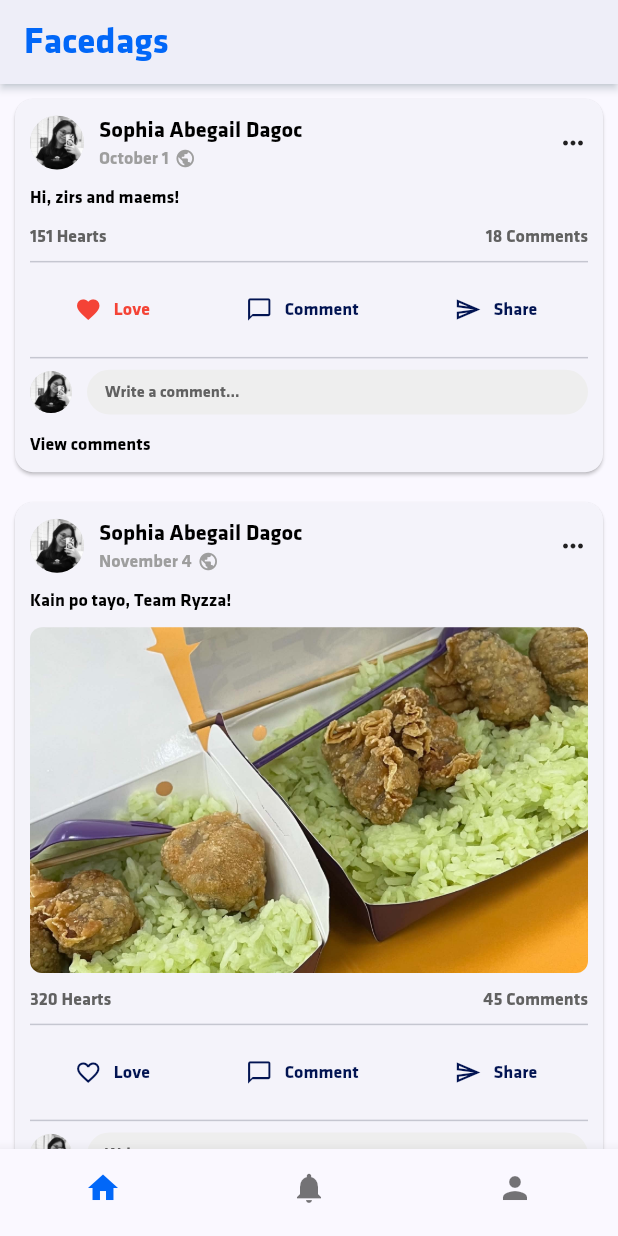
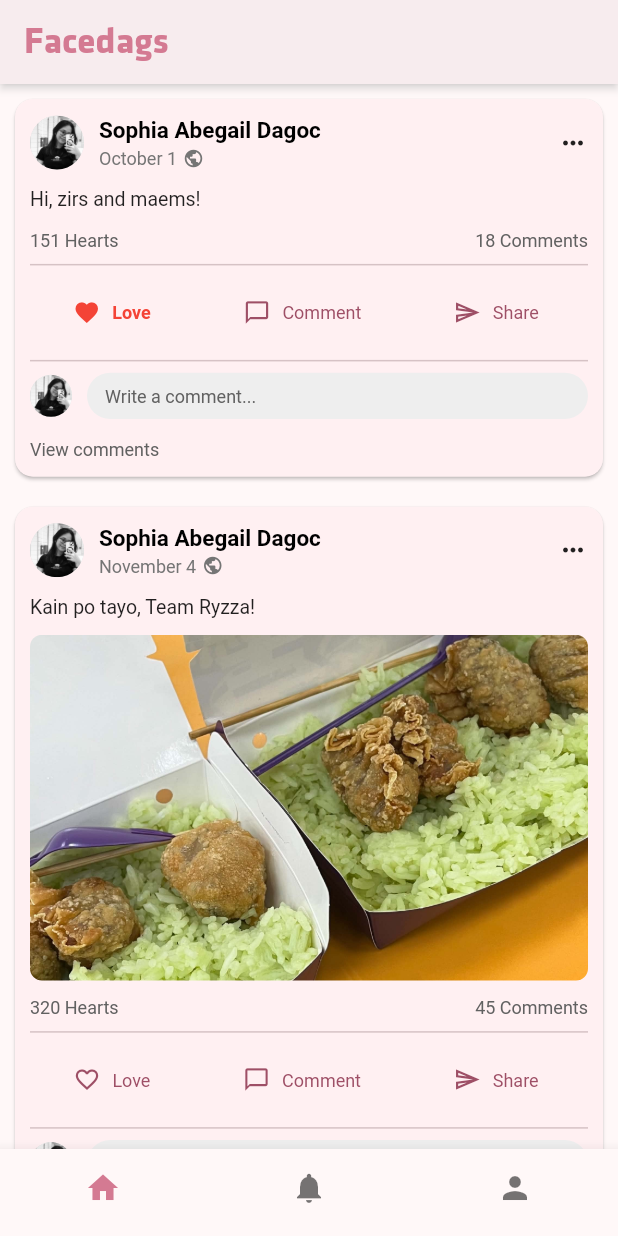
Before and after one commit to abdagoc3-bit/dagoc_mobprog, a Flutter app: the screen it shows after launch, after a tap on "Love", on a phone screen of 412 x 824 dp. Run offline on Flutter 3.47's test engine with Material 3 defaults, Android fonts, the phone set to English and light mode, and no system bars; our stand-ins replace flutter_screenutil.

Commit message:
Lab Activity 2: update font weights and colors

```diff
--- a/dagoc_mobprog/lib/constants.dart
+++ b/dagoc_mobprog/lib/constants.dart
@@ -4,8 +4,8 @@ import 'package:flutter/material.dart';
 
 const String APP_NAME = 'Facedags';
 
-const Color FB_PRIMARY = Color(0xFF0167f8);
-const Color FB_SECONDARY = Color(0xFF003bb3);
-const Color FB_DARK_PRIMARY = Color(0xFF021452);
-const Color FB_LIGHT_PRIMARY = Color(0xFF74b7fb);
-const Color FB_TEXT_COLOR_WHITE = Color(0xFFe0f0fd);
+const Color FB_PRIMARY = Color(0xFFD47A92);
+const Color FB_SECONDARY = Color(0xFFEBC2CC);
+const Color FB_DARK_PRIMARY = Color(0xFF9E4F66);
+const Color FB_LIGHT_PRIMARY = Color(0xFFFAF4F5);
+const Color FB_TEXT_COLOR_WHITE = Color(0xFFFFFFFF);
--- a/dagoc_mobprog/lib/screens/home_screen.dart
+++ b/dagoc_mobprog/lib/screens/home_screen.dart
@@ -24,6 +24,13 @@ class _HomeScreenState extends State<HomeScreen> {
     super.dispose();
   }
 
+  void _onTappedBar(int value) {
+    setState(() {
+      _selectedIndex = value;
+    });
+    _pageController.jumpToPage(value);
+  }
+
   @override
   Widget build(BuildContext context) {
     final bool isHome = _selectedIndex == 0;
@@ -34,35 +41,36 @@ class _HomeScreenState extends State<HomeScreen> {
         elevation: 2,
         title: CustomText(
           text: _titles[_selectedIndex],
-          fontSize: ScreenUtil().setSp(isHome ? 25 : 20),
-          color: isHome ? FB_PRIMARY : Colors.black,
-          fontFamily: isHome ? 'Klavika' : 'Frutiger',
-          fontWeight: isHome ? FontWeight.normal : FontWeight.bold,
+          fontSize: 25.sp,
+          color: FB_PRIMARY,
+          fontFamily: isHome ? 'Klavika' : null,
+          fontWeight: FontWeight.bold,
         ),
       ),
       body: PageView(
         controller: _pageController,
+        onPageChanged: (page) {
+          setState(() {
+            _selectedIndex = page;
+          });
+        },
         children: <Widget>[
           const NewsFeedScreen(),
           const NotificationScreen(),
           Center(
             child: CustomText(
               text: 'Profile',
-              fontSize: ScreenUtil().setSp(16),
+              fontSize: 16.sp,
               color: Colors.black,
             ),
           ),
         ],
-        onPageChanged: (page) {
-          setState(() {
-            _selectedIndex = page;
-          });
-        },
       ),
-
       bottomNavigationBar: BottomNavigationBar(
         showSelectedLabels: false,
         showUnselectedLabels: false,
+        currentIndex: _selectedIndex,
+        selectedItemColor: FB_PRIMARY,
         onTap: _onTappedBar,
         items: const [
           BottomNavigationBarItem(icon: Icon(Icons.home), label: 'Home'),
@@ -72,16 +80,7 @@ class _HomeScreenState extends State<HomeScreen> {
           ),
           BottomNavigationBarItem(icon: Icon(Icons.person), label: 'Profile'),
         ],
-        selectedItemColor: FB_PRIMARY,
-        currentIndex: _selectedIndex,
       ),
     );
   }
-
-  void _onTappedBar(int value) {
-    setState(() {
-      _selectedIndex = value;
-    });
-    _pageController.jumpToPage(value);
-  }
 }
--- a/dagoc_mobprog/lib/widgets/custom_text.dart
+++ b/dagoc_mobprog/lib/widgets/custom_text.dart
@@ -6,7 +6,7 @@ class CustomText extends StatelessWidget {
     required this.text,
     required this.fontSize,
     required this.color,
-    this.fontFamily = 'Klavika',
+    this.fontFamily,
     this.fontWeight = FontWeight.normal,
     this.textAlign = TextAlign.left,
     this.letterSpacing = 0,
@@ -20,7 +20,7 @@ class CustomText extends StatelessWidget {
   final Color color;
   final FontWeight fontWeight;
   final TextAlign textAlign;
-  final String fontFamily;
+  final String? fontFamily;
   final FontStyle fontStyle;
   final int? maxLines;
   final TextOverflow? overflow;
--- a/dagoc_mobprog/lib/widgets/newsfeed_card.dart
+++ b/dagoc_mobprog/lib/widgets/newsfeed_card.dart
@@ -87,12 +87,13 @@ class _NewsFeedCardState extends State<NewsFeedCard> {
                           CustomText(
                             text: widget.date,
                             fontSize: 12.sp,
-                            color: Colors.grey,
+                            color: Colors.grey[600]!,
+                            fontWeight: FontWeight.normal,
                           ),
                           SizedBox(width: 4.w),
                           Icon(
                             Icons.public,
-                            color: Colors.grey,
+                            color: Colors.grey[600],
                             size: 14.sp,
                           ),
                         ],
@@ -107,8 +108,9 @@ class _NewsFeedCardState extends State<NewsFeedCard> {
 
             CustomText(
               text: widget.postContent,
-              fontSize: 12.sp,
-              color: Colors.black,
+              fontSize: 13.sp,
+              color: Colors.black87,
+              fontWeight: FontWeight.normal,
             ),
             SizedBox(height: 8.h),
 
@@ -124,12 +126,14 @@ class _NewsFeedCardState extends State<NewsFeedCard> {
                   text: '$_heartsCount ${_heartsCount == 1 ? 'Heart' : 'Hearts'}',
                   fontSize: 12.sp,
                   color: Colors.grey[700]!,
+                  fontWeight: FontWeight.normal,
                 ),
                 if (widget.numOfComments > 0)
                   CustomText(
                     text: '${widget.numOfComments} Comments',
                     fontSize: 12.sp,
                     color: Colors.grey[700]!,
+                    fontWeight: FontWeight.normal,
                   ),
               ],
             ),
@@ -177,8 +181,9 @@ class _NewsFeedCardState extends State<NewsFeedCard> {
                     ),
                     child: CustomText(
                       text: 'Write a comment...',
-                      fontSize: 11.sp,
+                      fontSize: 12.sp,
                       color: Colors.grey[700]!,
+                      fontWeight: FontWeight.normal,
                     ),
                   ),
                 ),
@@ -188,8 +193,8 @@ class _NewsFeedCardState extends State<NewsFeedCard> {
             CustomText(
               text: 'View comments',
               fontSize: 12.sp,
-              fontWeight: FontWeight.bold,
-              color: Colors.black,
+              fontWeight: FontWeight.normal,
+              color: Colors.grey[700]!,
             ),
           ],
         ),
@@ -264,6 +269,7 @@ class PostImageWidget extends StatelessWidget {
                   text: 'Image placeholder ($resolvedPath)',
                   fontSize: 11.sp,
                   color: Colors.grey[700]!,
+                  fontWeight: FontWeight.normal,
                 ),
               ],
             ),
```
